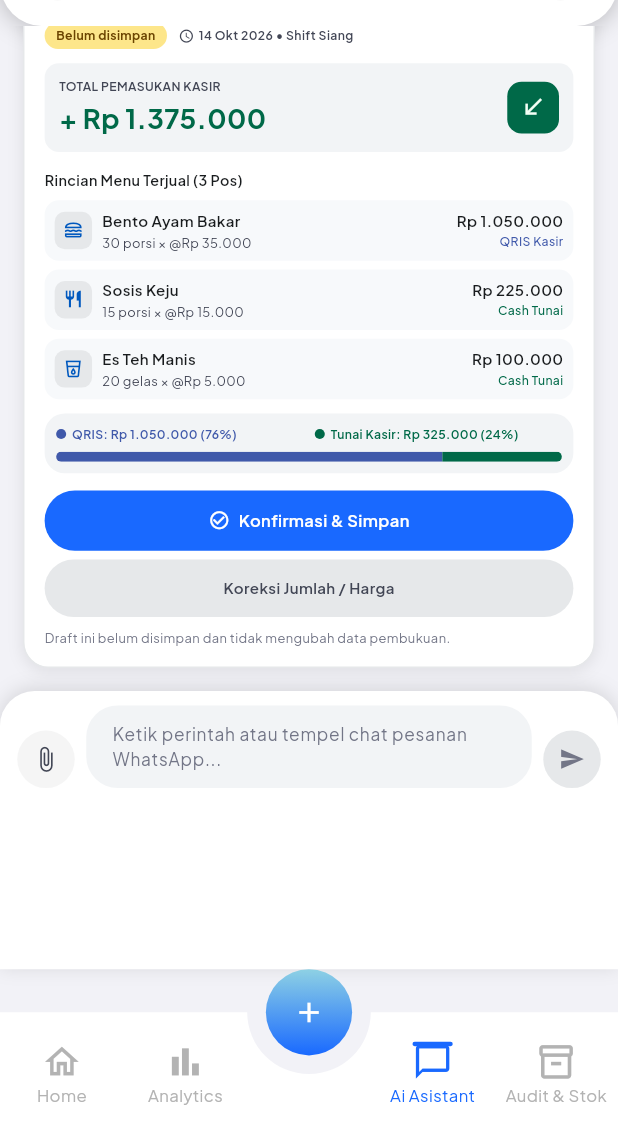
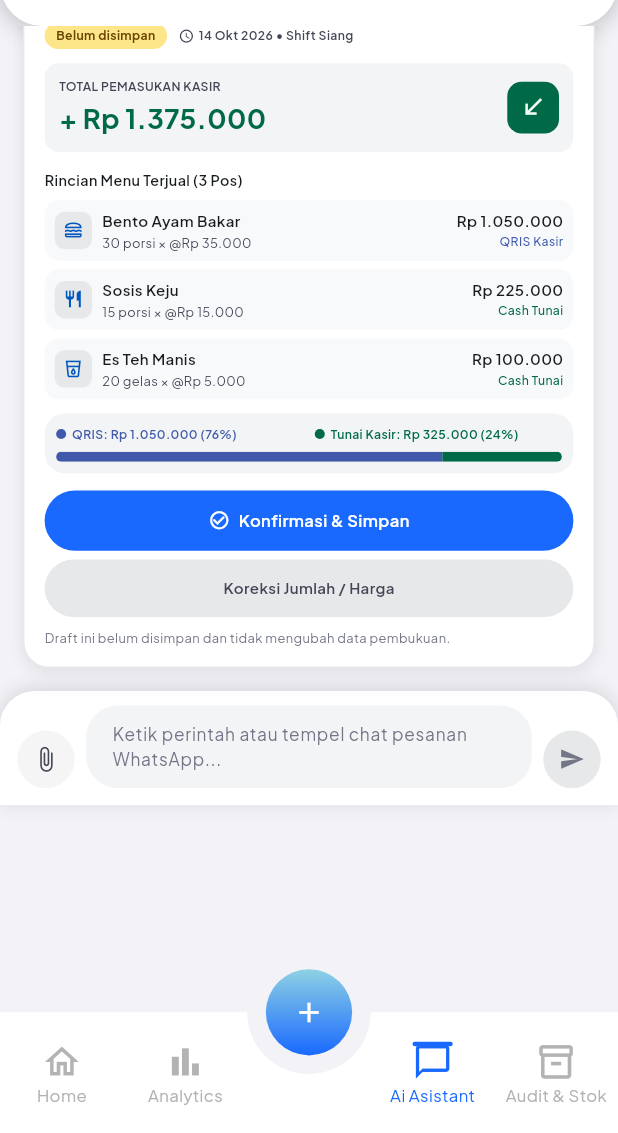
Before and after one commit to adittiadwikurniawan/sojuFE, a Flutter app: the ChatbotScreen screen opened by its route, after a tap on "Input hasil penjualan harian", on a phone screen of 412 x 824 dp, the part 103-1236 px from its top. Run offline on Flutter 3.47's test engine with Material 3 defaults, Android fonts, the phone set to English and light mode, and no system bars; our stand-ins replace go_router.

Commit message:
fix: keep chat composer compact above bottom nav

```diff
--- a/lib/presentation/screens/chatbot/widgets/chat_conversation_view.dart
+++ b/lib/presentation/screens/chatbot/widgets/chat_conversation_view.dart
@@ -117,7 +117,8 @@ class _ChatConversationViewState extends State<ChatConversationView> {
         ),
         Padding(
           padding: EdgeInsets.only(
-            bottom: kBottomNavBarHeight * widget.scale,
+            bottom: kBottomNavBarHeight * widget.scale +
+                MediaQuery.of(context).padding.bottom,
           ),
           child: _buildComposer(),
         ),
@@ -270,6 +271,7 @@ class _ChatConversationViewState extends State<ChatConversationView> {
 
   Widget _buildComposer() {
     return Container(
+      key: const Key('chat_composer'),
       decoration: BoxDecoration(
         color: SojuColors.surface,
         borderRadius: BorderRadius.vertical(
@@ -283,8 +285,6 @@ class _ChatConversationViewState extends State<ChatConversationView> {
           ),
         ],
       ),
-      child: SafeArea(
-        top: false,
       child: Padding(
         padding: EdgeInsets.fromLTRB(
           12 * widget.scale,
@@ -372,17 +372,15 @@ class _ChatConversationViewState extends State<ChatConversationView> {
                       width: 40 * widget.scale,
                       height: 40 * widget.scale,
                       decoration: BoxDecoration(
-                          color: enabled
-                              ? SojuColors.primary
-                              : SojuColors.hairline,
+                        color:
+                            enabled ? SojuColors.primary : SojuColors.hairline,
                         shape: BoxShape.circle,
                       ),
                       child: Icon(
                         Icons.send,
                         size: 18 * widget.scale,
-                          color: enabled
-                              ? Colors.white
-                              : SojuColors.analyticsMuted,
+                        color:
+                            enabled ? Colors.white : SojuColors.analyticsMuted,
                       ),
                     ),
                   ),
@@ -390,7 +388,6 @@ class _ChatConversationViewState extends State<ChatConversationView> {
               },
             ),
           ],
-          ),
         ),
       ),
     );
```
Also changed, not shown: 1 other file. Lines whose indentation alone changed are shown as unchanged.
